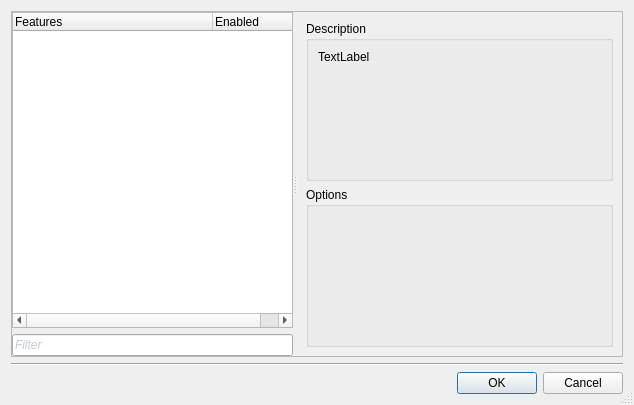
Above: ui/SettingsDialog.ui from ImageProcessing-ElectronicPublications/scantailor-deviant before the change. Below: the same form after it.
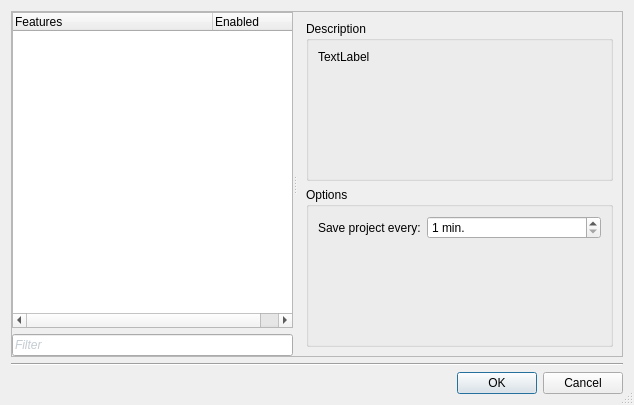
That is the form after the change. The open tabs and pages were chosen to show the change. Custom widgets are drawn as their Qt base class.

Commit message: Adapt project auto-save functionality form ST Plus

The edit to the form file:
```diff
--- a/ui/SettingsDialog.ui
+++ b/ui/SettingsDialog.ui
@@ -302,7 +302,31 @@
           <property name="title">
            <string>Options</string>
           </property>
-          <layout class="QFormLayout" name="formLayout_2"/>
+          <layout class="QFormLayout" name="formLayout_2">
+           <item row="0" column="0">
+            <widget class="QLabel" name="label_4">
+             <property name="text">
+              <string>Save project every:</string>
+             </property>
+            </widget>
+           </item>
+           <item row="0" column="1">
+            <widget class="QSpinBox" name="sbSavePeriod">
+             <property name="suffix">
+              <string> min.</string>
+             </property>
+             <property name="minimum">
+              <number>1</number>
+             </property>
+             <property name="maximum">
+              <number>99999</number>
+             </property>
+             <property name="value">
+              <number>1</number>
+             </property>
+            </widget>
+           </item>
+          </layout>
          </widget>
         </item>
        </layout>
```
Left out of the diff: 2 changed lines with no effect on the pictures. The commit also changes 13 other files.
